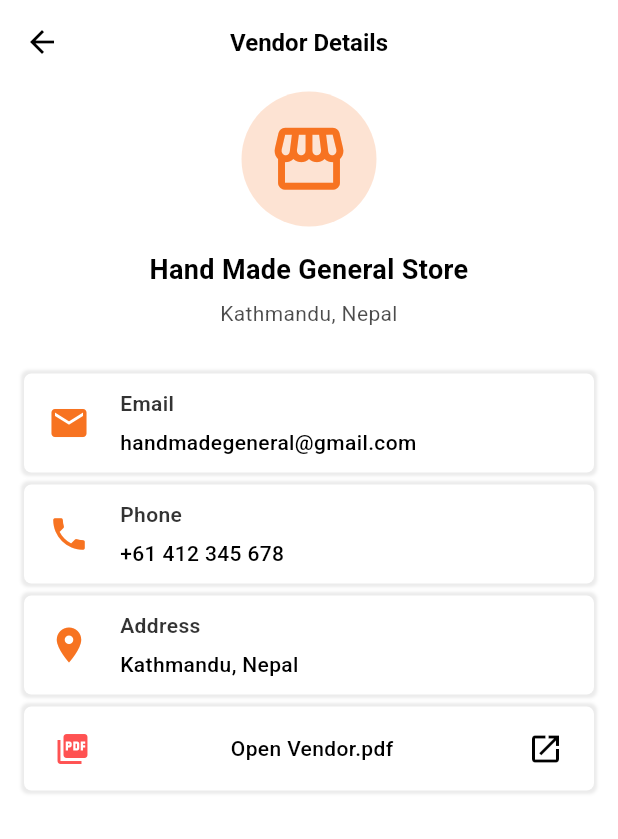
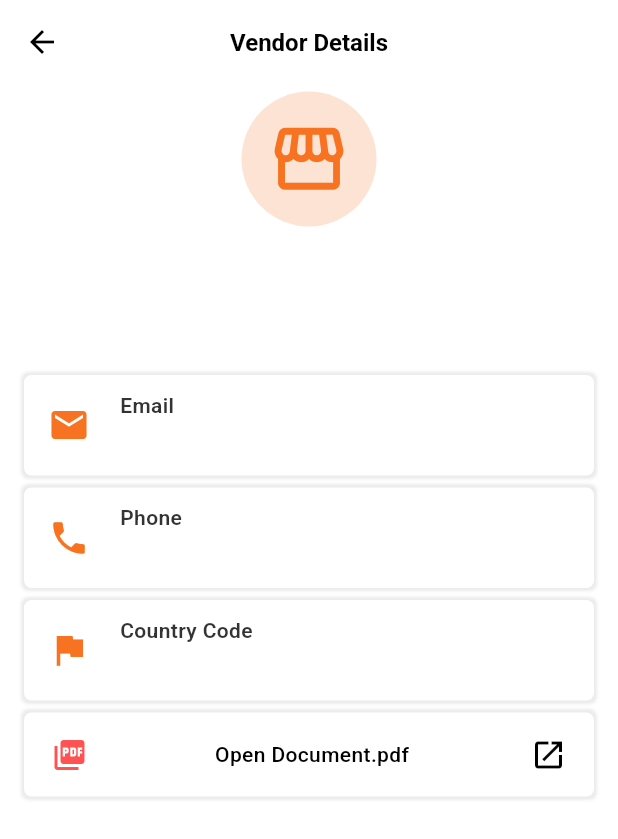
Before and after one commit to susan040/easy_world_vendor, a Flutter app: the VendorDetailsScreen screen opened directly, on a phone screen of 412 x 824 dp. Shown: the top 839 px of the screen. Run offline on Flutter 3.47's test engine with Material 3 defaults, Android fonts, the phone set to English and light mode, and no system bars; our stand-ins replace cached_network_image, dotted_border, file_picker, fl_chart, flutter_spinkit, flutter_svg and 6 more; missing offline and left inert: simple_fontellico_progress_dialog, syncfusion_flutter_pdfviewer; accounts and stored records are empty; network calls fail.

Commit message:
complete the view pdf

```diff
--- a/lib/controller/dashboard/home_screen_controller.dart
+++ b/lib/controller/dashboard/home_screen_controller.dart
@@ -2,7 +2,6 @@ import 'package:get/get.dart';
 
 class HomeScreenController extends GetxController {
   var selectedTabIndex = 0.obs;
-
   final List<String> tabs = ["Weekly", "Monthly", "Yearly"];
 
   final List<List<double>> chartData = [
--- a/lib/utils/api.dart
+++ b/lib/utils/api.dart
@@ -5,4 +5,5 @@ class Api {
   static const String loginUrl = "$baseUrl/login";
   static const String getProductsUrl = "$baseUrl/products";
   static const String ordersUrl = "$baseUrl/orders";
+  static const String editProfileUrl = "$baseUrl/profile";
 }
--- a/lib/views/profile/vendor_details_screen.dart
+++ b/lib/views/profile/vendor_details_screen.dart
@@ -1,9 +1,12 @@
+import 'package:easy_world_vendor/controller/core_controller.dart';
 import 'package:easy_world_vendor/utils/colors.dart';
 import 'package:easy_world_vendor/utils/custom_text_style.dart';
+import 'package:easy_world_vendor/views/profile/pdf_view_screen.dart';
 import 'package:flutter/material.dart';
 import 'package:get/get.dart';
 
 class VendorDetailsScreen extends StatelessWidget {
+  final coreController = Get.put(CoreController());
   VendorDetailsScreen({super.key});
 
   @override
@@ -45,7 +48,7 @@ class VendorDetailsScreen extends StatelessWidget {
             const SizedBox(height: 16),
             Center(
               child: Text(
-                "Hand Made General Store",
+                coreController.currentUser.value!.data!.storeName ?? "",
                 style: CustomTextStyles.f18W700(color: textColor),
                 textAlign: TextAlign.center,
               ),
@@ -53,7 +56,7 @@ class VendorDetailsScreen extends StatelessWidget {
             const SizedBox(height: 6),
             Center(
               child: Text(
-                "Kathmandu, Nepal",
+                coreController.currentUser.value!.data!.storeDescription ?? "",
                 style: CustomTextStyles.f14W400(
                   color: textColor.withOpacity(0.7),
                 ),
@@ -64,7 +67,7 @@ class VendorDetailsScreen extends StatelessWidget {
             InfoCard(
               icon: Icons.email,
               label: "Email",
-              title: "handmadegeneral@gmail.com",
+              title: coreController.currentUser.value!.data!.email ?? "",
               textColor: textColor,
               isDark: isDark,
             ),
@@ -72,24 +75,33 @@ class VendorDetailsScreen extends StatelessWidget {
             InfoCard(
               icon: Icons.phone,
               label: "Phone",
-              title: "+61 412 345 678",
+              title: coreController.currentUser.value!.data!.phone ?? "",
               textColor: textColor,
               isDark: isDark,
             ),
             const SizedBox(height: 8),
             InfoCard(
-              icon: Icons.location_on,
-              label: "Address",
-              title: "Kathmandu, Nepal",
+              icon: Icons.flag,
+              label: "Country Code",
+              title: coreController.currentUser.value!.data!.countryCode ?? "",
               textColor: textColor,
               isDark: isDark,
             ),
             const SizedBox(height: 8),
             GestureDetector(
               onTap: () {
-                // if (controller.pathPDF.isNotEmpty) {
-                //   Get.to(() => PdfViewer(path: controller.pathPDF.value));
-                // }
+                final pdfUrl =
+                    coreController
+                        .currentUser
+                        .value!
+                        .data!
+                        .documentRegistration ??
+                    "";
+                if (pdfUrl.isNotEmpty) {
+                  Get.to(() => PdfViewScreen(pdfUrl: pdfUrl));
+                } else {
+                  Get.snackbar("Error", "No document found");
+                }
               },
               child: Container(
                 width: double.infinity,
@@ -114,7 +126,7 @@ class VendorDetailsScreen extends StatelessWidget {
                     Icon(Icons.picture_as_pdf, color: Colors.redAccent),
                     const SizedBox(width: 12),
                     Text(
-                      "Open Vendor.pdf",
+                      "Open Document.pdf",
                       style: CustomTextStyles.f14W500(color: textColor),
                     ),
                     const SizedBox(width: 8),
--- a/pubspec.yaml
+++ b/pubspec.yaml
@@ -55,6 +55,8 @@ dependencies:
   path_provider: ^2.1.5
   dotted_border: ^3.0.1
   simple_fontellico_progress_dialog: ^0.3.0
+  syncfusion_flutter_pdfviewer: ^29.2.11
+  device_info_plus: ^11.5.0
 
 dev_dependencies:
   flutter_test:
```
Also changed, not shown: lib/views/dashboard/home_screen.dart (+12 -4 lines), lib/views/profile/pdf_view_screen.dart (added, +38 -0 lines), pubspec.lock, 5 other files.
